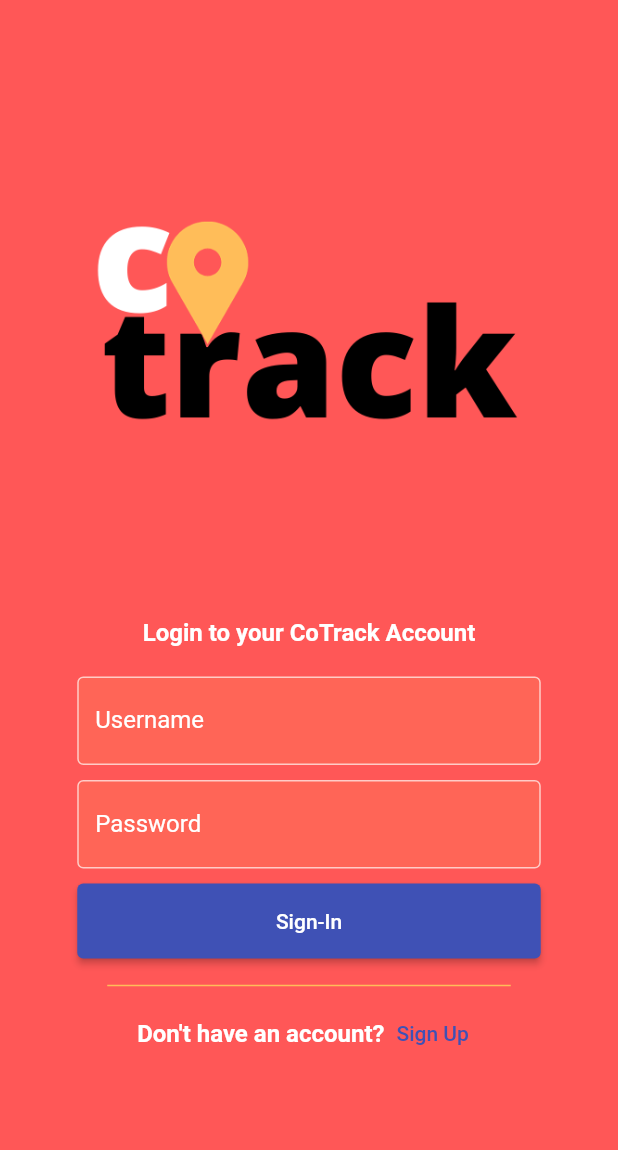
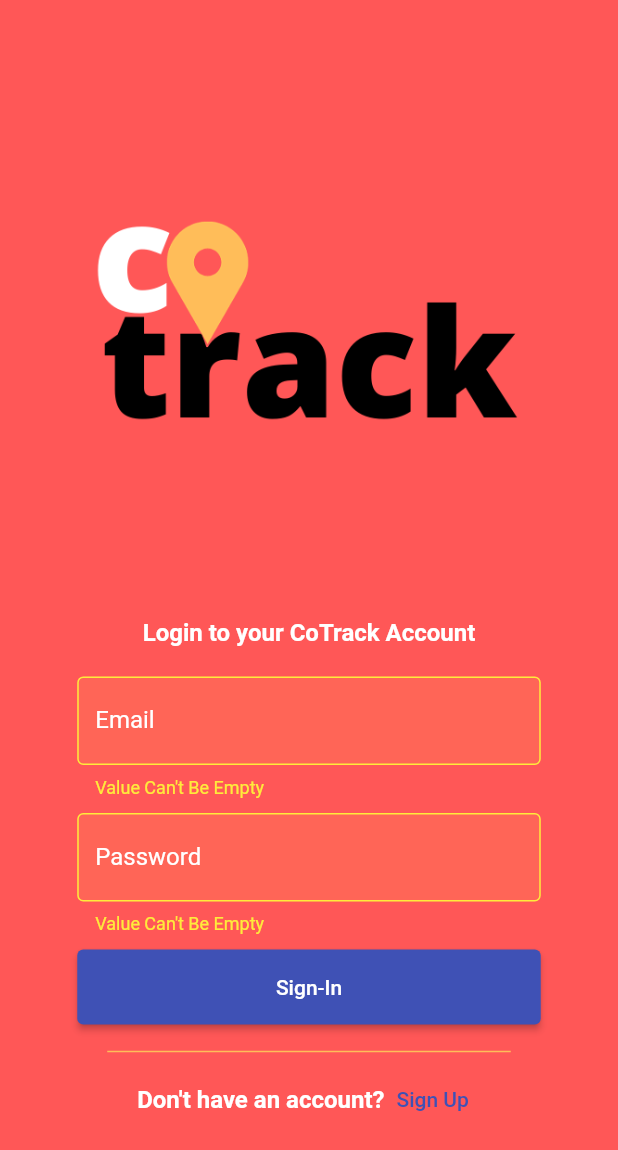
Before and after one commit to gokulraj01/cotrack_app, a Flutter app: the screen it shows after launch, after a tap on "Sign-In", on a phone screen of 412 x 824 dp. Shown: the top 1150 px of the screen. Run offline on Flutter 3.47's test engine with Material 2 defaults, Android fonts, the phone set to English and light mode, and no system bars; our stand-ins replace cloud_firestore, firebase_auth, firebase_core; missing offline and left inert: qr_code_scanner; accounts and stored records are empty; network calls fail.

Commit message:
firebase and firestore setup.. new UI modals

```diff
--- a/lib/firebase/authenticate.dart
+++ b/lib/firebase/authenticate.dart
@@ -1,3 +1,4 @@
+import 'package:cotrack_app/firebase/database.dart';
 import 'package:firebase_auth/firebase_auth.dart';
 import 'package:firebase_core/firebase_core.dart';
 import 'package:flutter/material.dart';
@@ -19,39 +20,63 @@ class FireAuth{
     }
   }
 
-  Future register(String email, String pass) async {
+  Future register(String name, String email, String pass, String phone, String uType) async {
     try {
       FirebaseAuth auth = FirebaseAuth.instance;
       UserCredential userCredential = await auth.createUserWithEmailAndPassword(
         email: email,
         password: pass
       );
-      return userCredential.user;
-    } on FirebaseAuthException catch (e) {
-      if (e.code == 'weak-password') {
-        print('The password provided is too weak.');
-      } else if (e.code == 'email-already-in-use') {
-        print('The account already exists for that email.');
-      }
+      FireDB db = FireDB(userCredential.user!.uid);
+      bool status = await db.store(name, email, phone, uType);
+      if(status)
+        return userCredential.user;
+      else
+        return "[Firestore] Database Error";
     } catch (e) {
-      print(e);
+        print(e);
+        return e;
     }
   }
 
-  Future signIn(String email, String pass) async {
+  bool signedIn(){
+    try{
+      FirebaseAuth auth = FirebaseAuth.instance;
+      if(auth.currentUser == null)
+        return false;
+      else
+        return true;
+    }
+    catch(e){
+      return false;
+    }
+  }
+
+  String getUID(){
+    FirebaseAuth auth = FirebaseAuth.instance;
+    return auth.currentUser!.uid;
+  }
+
+  Future? signIn(String email, String pass) async {
     try {
       FirebaseAuth auth = FirebaseAuth.instance;
       UserCredential userCredential = await auth.signInWithEmailAndPassword(
         email: email,
         password: pass
       );
+      print(userCredential);
       return userCredential.user;
     } on FirebaseAuthException catch (e) {
       if (e.code == 'user-not-found') {
-        print('No user found for that email.');
+        print(e);
+        return 'No user found for that email.';
       } else if (e.code == 'wrong-password') {
-        print('Wrong password provided for that user.');
+        print(e);
+        return 'Wrong password provided for that user.';
       }
+    } catch (e){
+      print(e);
+      return e;
     }
   }
 }
--- a/lib/landing.dart
+++ b/lib/landing.dart
@@ -1,4 +1,5 @@
 import 'package:cotrack_app/firebase/authenticate.dart';
+import 'package:cotrack_app/home.dart';
 import 'package:cotrack_app/login.dart';
 import 'package:flutter/material.dart';
 var colPrim = Color(0xffff5757);
@@ -29,7 +30,10 @@ class _LandingHomeState extends State<LandingHome> {
   Widget build(BuildContext context) {
     Future fireInit = auth.init();
     fireInit.then((v) async{
-      Navigator.pushReplacement(context, MaterialPageRoute(builder: (context) => Login()));
+      if(auth.signedIn())
+        Navigator.pushReplacement(context, MaterialPageRoute(builder: (context) => HomePage()));
+      else
+        Navigator.pushReplacement(context, MaterialPageRoute(builder: (context) => Login()));
     });
     return Scaffold(
       backgroundColor: colPrim,
--- a/lib/login.dart
+++ b/lib/login.dart
@@ -1,5 +1,5 @@
 import 'package:cotrack_app/firebase/authenticate.dart';
-import 'package:firebase_auth/firebase_auth.dart';
+import 'package:cotrack_app/home.dart';
 import 'package:flutter/material.dart';
 import 'signup.dart';
 var colPrim = Color(0xffff5757);
@@ -20,6 +20,7 @@ class Login extends StatelessWidget{
         textTheme: TextTheme(bodyText2: TextStyle(color: Colors.white, fontSize: 16, fontWeight: FontWeight.bold)),
         accentColor: colAcc,
         hintColor: colHint,
+        errorColor: Colors.yellow,
         elevatedButtonTheme: ElevatedButtonThemeData(style: ElevatedButton.styleFrom(minimumSize: Size(double.infinity,50))),
         inputDecorationTheme: InputDecorationTheme(
           labelStyle: TextStyle(color: Color(0xffffffff), fontSize: 16),
@@ -33,11 +34,21 @@ class Login extends StatelessWidget{
   }
 }
 
-class LoginController extends StatelessWidget{
+class LoginController extends StatefulWidget {
+  @override
+  _LoginControllerState createState() => _LoginControllerState();
+}
+
+class _LoginControllerState extends State<LoginController>{
+  bool _emailVal = false;
+  var _emailC = TextEditingController();
+  var _passC = TextEditingController();
+  bool _passVal = false;
   @override
   Widget build(BuildContext context) {
     double sw = MediaQuery.of(context).size.width;
     double sh = MediaQuery.of(context).size.height;
+    String email = '', password = '';
     double logosize = 512;
     if(sh*0.5 < 512){
       logosize = sh*0.5;
@@ -51,20 +62,38 @@ class LoginController extends StatelessWidget{
           Center(child:Text("Login to your CoTrack Account")),
           SizedBox(height: 20),
           TextField(
+            controller: _emailC,
+            onChanged: (val){email = val;},
             decoration: InputDecoration(
-            labelText: "Username",
-            hintText: "Enter your username"
+            labelText: "Email",
+            hintText: "Your registered e-mail id",
+            errorText: _emailVal ? 'Value Can\'t Be Empty' : null
           )),
           SizedBox(height: 10),
           TextField(
+            controller: _passC,
+            onChanged: (val){password = val;},
             obscureText: true,
             decoration: InputDecoration(
               labelText: "Password",
               hintText: "Enter your password",
+              errorText: _passVal ? 'Value Can\'t Be Empty' : null
           )),
           SizedBox(height: 10),
-          ElevatedButton(onPressed: (){
-             print(auth.signInAnon(context));
+          ElevatedButton(onPressed: () async {
+              setState(() {
+                  _emailC.text.isEmpty ? _emailVal = true : _emailVal = false;
+                  _passC.text.isEmpty ? _passVal = true : _passVal = false;
+                });
+             var state = await auth.signIn(email, password);
+             if(state.runtimeType.toString() != "User")
+              ScaffoldMessenger.of(context).showSnackBar(SnackBar(content: Text(state)));
+              else if(auth.signedIn()){
+                Navigator.pushReplacement(context, MaterialPageRoute(builder: (context) => HomePage()));
+              }
+              else{
+                ScaffoldMessenger.of(context).showSnackBar(SnackBar(content: Text("Login Failed")));
+              }
           }, child: Text("Sign-In")),
           SizedBox(height: 10),
           Divider(color: colAcc, thickness: 1, endIndent: 20, indent: 20),
--- a/lib/homepage.dart
+++ b/lib/testing/homepage.dart
@@ -17,10 +17,8 @@ class Appmain extends StatelessWidget {
       home: Scaffold(
         appBar: AppBar(
             backgroundColor: colPrim,
-            title: Row(
-              children: [Image.asset('images/icon.png', width: 80)],
-              mainAxisAlignment: MainAxisAlignment.center,
-            )),
+            title: Image.asset('images/icon.png', width: 50)
+            ),
         floatingActionButton: FloatingActionButton(
           onPressed: () {},
           focusColor: colPrim,
--- a/pubspec.yaml
+++ b/pubspec.yaml
@@ -26,9 +26,8 @@ dependencies:
   # The following adds the Cupertino Icons font to your application.
   # Use with the CupertinoIcons class for iOS style icons.
   cupertino_icons: ^1.0.2
-  barcode_scan: ^3.0.1
-  qr_flutter: ^4.0.0
-
+#  barcode_scan: ^3.0.1
+#  qr_flutter: ^4.0.0
   qr_code_scanner: ^0.4.0
   firebase_core: ^1.2.0
   firebase_auth: ^1.2.0
```
Also changed, not shown: lib/firebase/database.dart (added, +34 -0 lines), lib/home.dart (added, +86 -0 lines), lib/profile.dart (added, +74 -0 lines), lib/signup.dart (+18 -7 lines), pubspec.lock (deleted), 5 other files.
